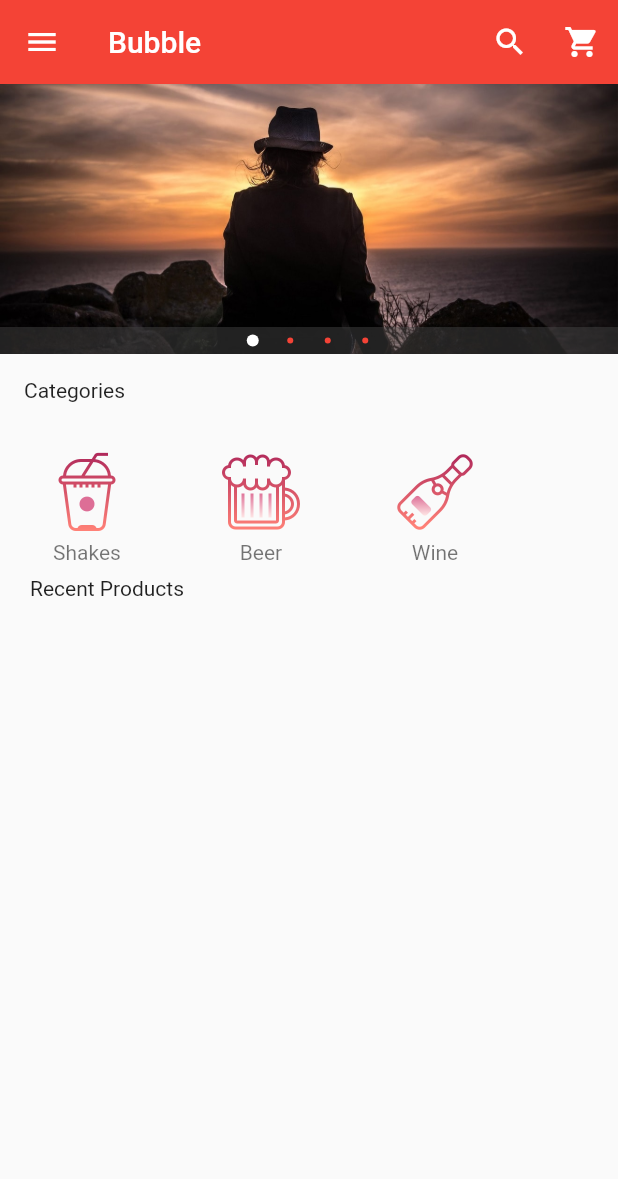
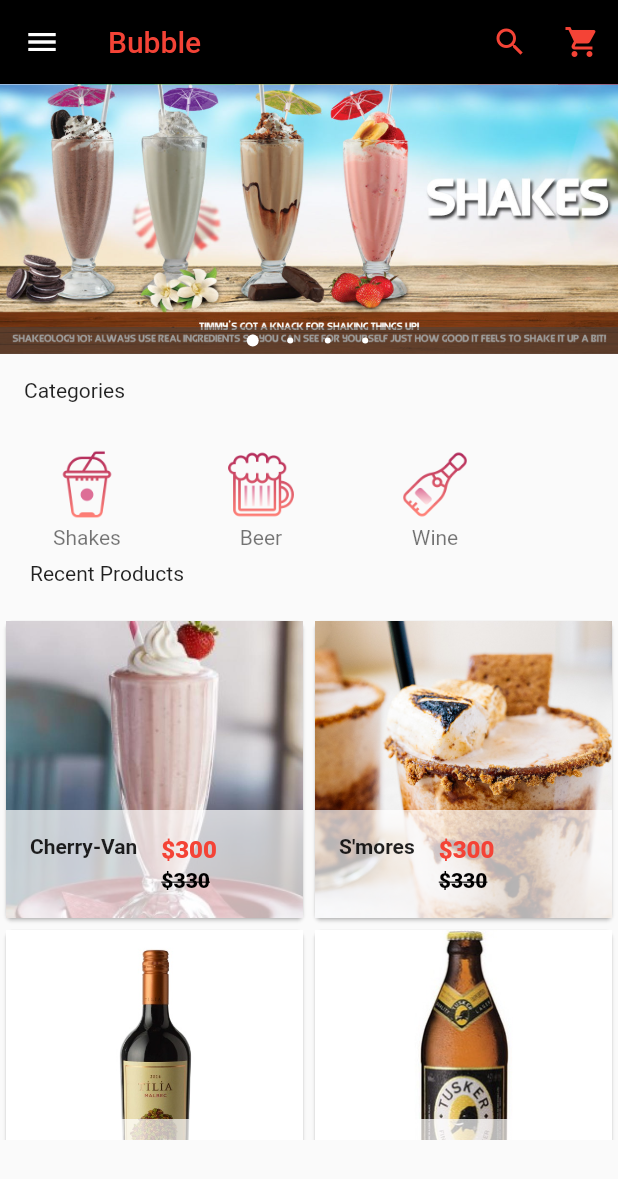
Before and after one commit to enjuguna-zz/flutter-ecommerce-app, a Flutter app: the screen it shows after launch, on a phone screen of 412 x 824 dp. Shown: the top 1179 px of the screen. Run offline on Flutter 3.47's test engine with Material 2 defaults, Android fonts, the phone set to English and light mode, and no system bars; drawn by our look-alikes of carousel_pro.

Commit message:
Added Recent Products, Changed overall look

```diff
--- a/lib/components/horizontal_listview.dart
+++ b/lib/components/horizontal_listview.dart
@@ -4,7 +4,7 @@ class HorizontaList extends StatelessWidget {
   @override
   Widget build(BuildContext context) {
     return Container(
-      height: 80.0,
+      height: 70.0,
       child: ListView(
         scrollDirection: Axis.horizontal,
         children: <Widget>[
--- a/lib/components/products.dart
+++ b/lib/components/products.dart
@@ -8,15 +8,109 @@ class Products extends StatefulWidget {
 class _ProductsState extends State<Products> {
   var product_list = [
     {
-      "name": "Blazer",
-      "Picture":"images/products/clothes",
-      "Price":"Blazer",
-      "Old Price":"Blazer",
+      "name": "Cherry-Van",
+      "picture": "images/Products/cherry-vanilla.jpg",
+      "price": 300,
+      "old_price": 330,
+    },
+    {
+      "name": "S'mores",
+      "picture": "images/Products/smores.jpg",
+      "price": 300,
+      "old_price": 330,
+    },
+    {
+      "name": "Tilia",
+      "picture": "images/Products/tilia.jpg",
+      "price": 2000,
+      "old_price": 2300,
+    },
+    {
+      "name": "Tusker",
+      "picture": "images/Products/tusker.jpg",
+      "price": 200,
+      "old_price": 250,
+    },
+    {
+      "name": "Summit",
+      "picture": "images/Products/summit.jpg",
+      "price": 200,
+      "old_price": 250,
+    },
+    {
+      "name": "Hennesy",
+      "picture": "images/Products/hen.png",
+      "price": 400,
+      "old_price": 450,
+    },
+  ];
 
-    }
-  ];
   @override
   Widget build(BuildContext context) {
-    return Container();
+    return GridView.builder(
+        itemCount: product_list.length,
+        gridDelegate:
+            new SliverGridDelegateWithFixedCrossAxisCount(crossAxisCount: 2),
+        itemBuilder: (BuildContext context, int index) {
+          return Single_prod(
+            product_name: product_list[index]['name'],
+            prod_picture: product_list[index]['picture'],
+            prod_old_price: product_list[index]['old_price'],
+            prod_price: product_list[index]['price'],
+          );
+        });
   }
 }
+
+class Single_prod extends StatelessWidget {
+  final product_name;
+  final prod_picture;
+  final prod_old_price;
+  final prod_price;
+
+  Single_prod({
+    this.product_name,
+    this.prod_picture,
+    this.prod_old_price,
+    this.prod_price,
+  });
+
+  @override
+  Widget build(BuildContext context) {
+    return Card(
+      child: Hero(
+          tag: product_name,
+          child: Material(
+            child: InkWell(
+              onTap: () {},
+              child: GridTile(
+                  footer: Container(
+                    color: Colors.white70,
+                    child: ListTile(
+                      leading: Text(
+                        product_name,
+                        style: TextStyle(fontWeight: FontWeight.bold),
+                      ),
+                      title: Text(
+                        "\$$prod_price",
+                        style: TextStyle(
+                            color: Colors.red, fontWeight: FontWeight.w800),
+                      ),
+                      subtitle: Text(
+                        "\$$prod_old_price",
+                        style: TextStyle(
+                            color: Colors.black,
+                            fontWeight: FontWeight.w800,
+                            decoration: TextDecoration.lineThrough),
+                      ),
+                    ),
+                  ),
+                  child: Image.asset(
+                    prod_picture,
+                    fit: BoxFit.cover,
+                  )),
+            ),
+          )),
+    );
+  }
+}
--- a/lib/main.dart
+++ b/lib/main.dart
@@ -37,26 +37,26 @@ class _HomepageState extends State<Homepage> {
         animationCurve: Curves.fastOutSlowIn,
         animationDuration: Duration(milliseconds: 1000),
         dotSize: 4.0,
-        dotColor: Colors.red,
+        dotColor: Colors.white,
         indicatorBgPadding: 5.0,
       ),
     );
     return Scaffold(
       appBar: new AppBar(
         elevation: 0.1,
-        title: Text('Bubble'),
-        backgroundColor: Colors.red,
+        title: Text('Bubble', style: TextStyle(color: Colors.red),),
+        backgroundColor: Colors.black,
         actions: <Widget>[
           new IconButton(
               icon: Icon(
                 Icons.search,
-                color: Colors.white,
+                color: Colors.red,
               ),
               onPressed: () {}),
           new IconButton(
               icon: Icon(
                 Icons.shopping_cart,
-                color: Colors.white,
+                color: Colors.red,
               ),
               onPressed: () {})
         ],
@@ -77,7 +77,7 @@ class _HomepageState extends State<Homepage> {
                   ),
                 ),
               ),
-              decoration: new BoxDecoration(color: Colors.red),
+              decoration: new BoxDecoration(color: Colors.black),
             ),
 
             //body
@@ -165,7 +165,7 @@ class _HomepageState extends State<Homepage> {
           child: new Text('Recent Products',),
           ),
           Container(
-            height: 320.0,
+            height: 350.0,
             child: Products(),
           ),
         ],
--- a/pubspec.yaml
+++ b/pubspec.yaml
@@ -50,6 +50,12 @@ flutter:
   - images/Cats/beer.png
   - images/Cats/shakes.png
   - images/Cats/wine.png
+  - images/Products/cherry-vanilla.jpg
+  - images/Products/tilia.jpg
+  - images/Products/tusker.jpg
+  - images/Products/smores.jpg
+  - images/Products/hen.png
+  - images/Products/summit.jpg
 
 
   # An image asset can refer to one or more resolution-specific "variants", see
```
Also changed, not shown: images/Products/blazer.jpg (deleted), images/Products/cherry-vanilla.jpg (added), images/Products/hen.png (added), images/Products/smores.jpg (added), images/Products/summit.jpg (added), images/Products/tilia.jpg (added), images/Products/tusker.jpg (added), images/img1.jpg, images/img2.jpg, images/img3.jpg, images/img4.jpg.
